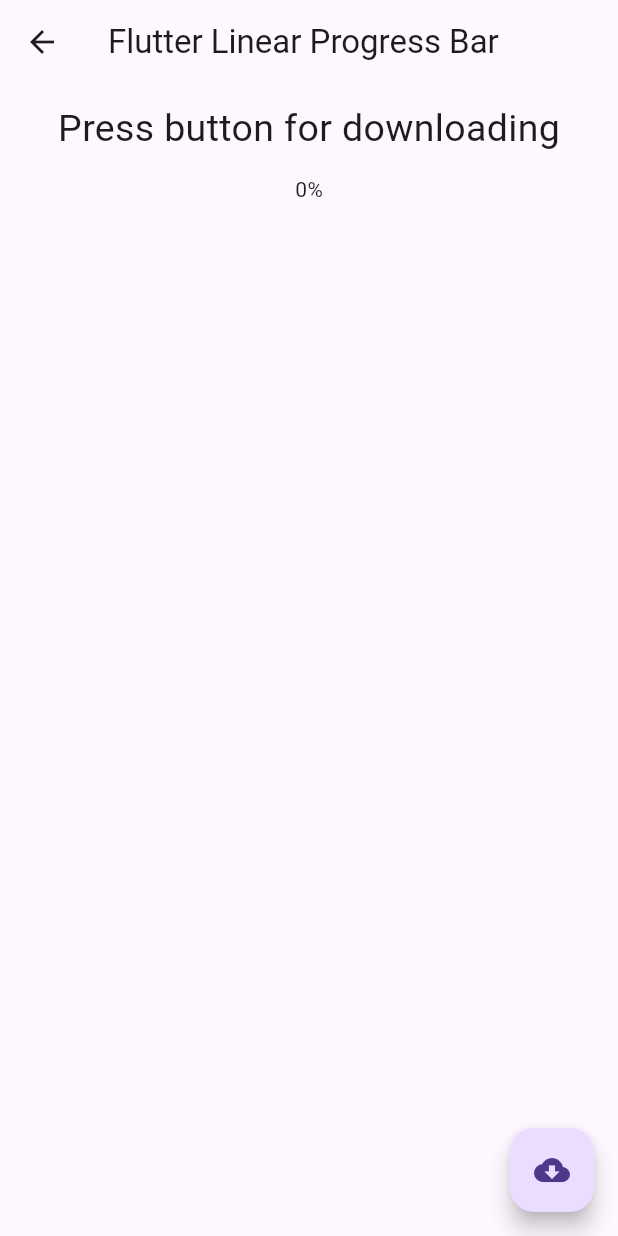
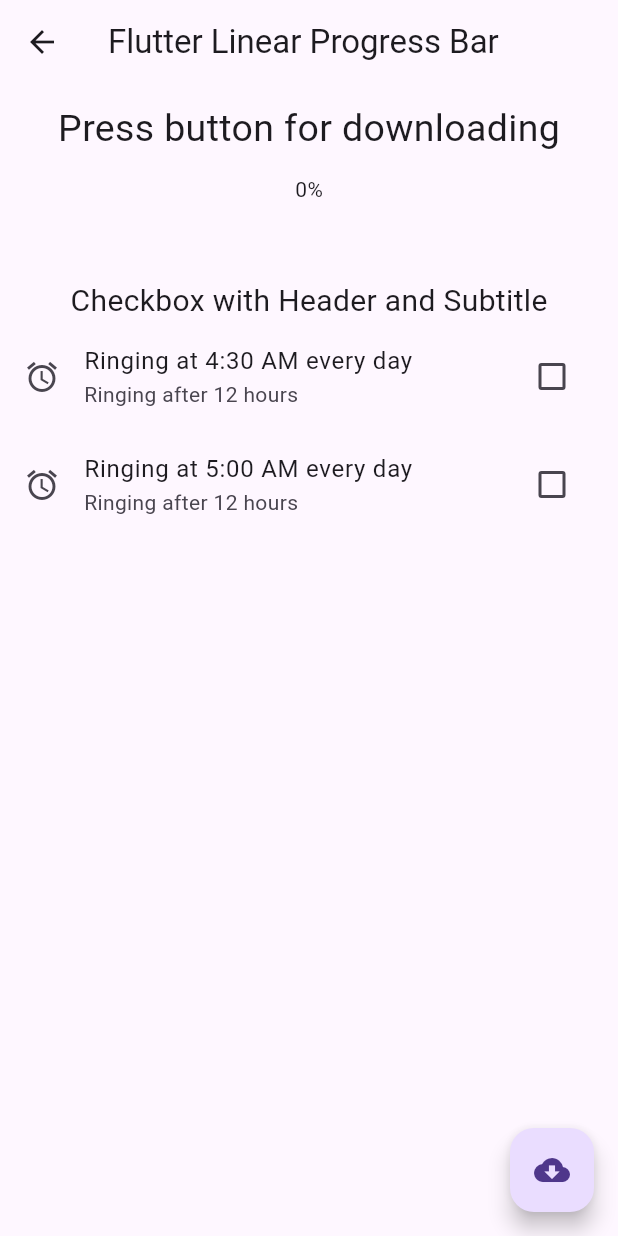
Before and after one commit to Viraj1812/login_page, a Flutter app: the LinearProgressIndicatorApp screen opened by its route, on a phone screen of 412 x 824 dp. Run offline on Flutter 3.47's test engine with Material 3 defaults, Android fonts, the phone set to English and light mode, and no system bars.

Commit message:
Checkbox Done

```diff
--- a/lib/linear_progress.dart
+++ b/lib/linear_progress.dart
@@ -16,6 +16,8 @@ class LinearProgressIndicatorAppState
     extends State<LinearProgressIndicatorApp> {
   bool _loading = true;
   double _progressValue = 0.0;
+  bool valuefirst = false;
+  bool valuesecond = false;
 
   @override
   void initState() {
@@ -53,6 +55,38 @@ class LinearProgressIndicatorAppState
                       style: TextStyle(fontSize: 25)),
             ),
             Text('${(_progressValue * 100).round()}%'),
+            const SizedBox(
+              height: 50,
+            ),
+            const Text(
+              'Checkbox with Header and Subtitle',
+              style: TextStyle(fontSize: 20.0),
+            ),
+            CheckboxListTile(
+              secondary: const Icon(Icons.alarm),
+              title: const Text('Ringing at 4:30 AM every day'),
+              subtitle: const Text('Ringing after 12 hours'),
+              shape: BeveledRectangleBorder(
+                  borderRadius: BorderRadius.circular(8)),
+              value: valuefirst,
+              onChanged: (value) {
+                setState(() {
+                  valuefirst = value!;
+                });
+              },
+            ),
+            CheckboxListTile(
+              controlAffinity: ListTileControlAffinity.trailing,
+              secondary: const Icon(Icons.alarm),
+              title: const Text('Ringing at 5:00 AM every day'),
+              subtitle: const Text('Ringing after 12 hours'),
+              value: valuesecond,
+              onChanged: (value) {
+                setState(() {
+                  valuesecond = value!;
+                });
+              },
+            ),
           ],
         ),
       ),
```
